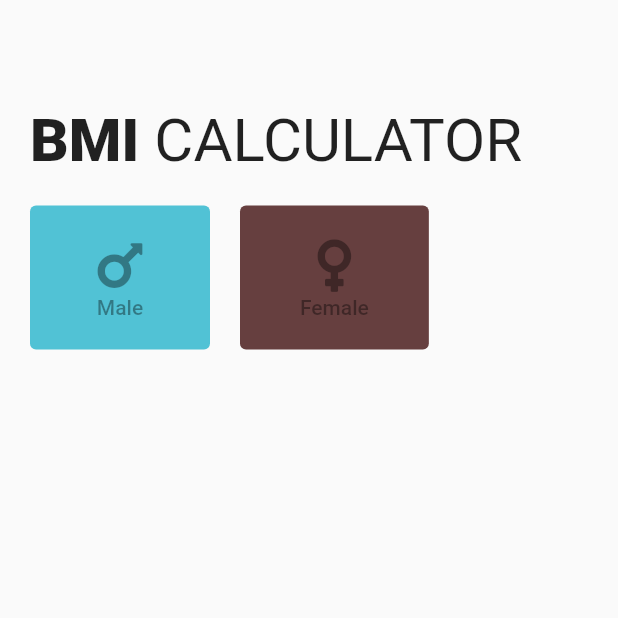
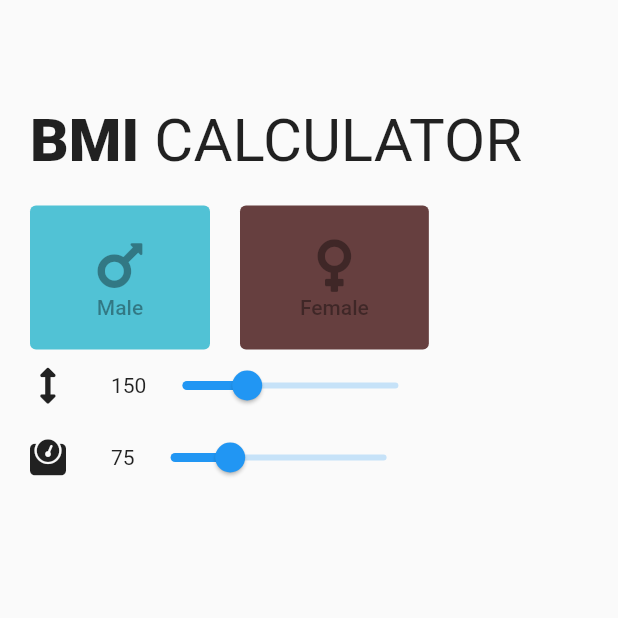
Before and after one commit to PatrickS136/bmicalc, a Flutter app: the screen it shows after launch, on a phone screen of 412 x 824 dp, the top half of it. Run offline on Flutter 3.47's test engine with Material 2 defaults, Android fonts, the phone set to English and light mode, and no system bars; our stand-ins replace font_awesome_flutter.

Commit message:
Added height and weight sliders

```diff
--- /dev/null
+++ b/lib/components/genderRow.dart
@@ -0,0 +1,28 @@
+import 'package:flutter/material.dart';
+import 'package:bmicalc/components/genderButton.dart';
+import 'package:font_awesome_flutter/font_awesome_flutter.dart';
+import 'package:bmicalc/constants.dart';
+
+class GenderRow extends StatelessWidget {
+  @override
+  Widget build(BuildContext context) {
+    return Row(
+      mainAxisAlignment: MainAxisAlignment.start,
+      children: [
+        GenderButton(
+          genderIcon: FontAwesomeIcons.mars,
+          text: "Male",
+          color: darkBlue,
+        ),
+        SizedBox(
+          width: 20,
+        ),
+        GenderButton(
+          color: darkRed,
+          genderIcon: FontAwesomeIcons.venus,
+          text: 'Female',
+        ),
+      ],
+    );
+  }
+}
--- /dev/null
+++ b/lib/components/hwSlider.dart
@@ -0,0 +1,30 @@
+import 'package:flutter/material.dart';
+
+class HWSlider extends StatelessWidget {
+  final Function setValue;
+  final dynamic icon;
+  final int value;
+  final int min;
+  final int max;
+  HWSlider({this.setValue, this.icon, this.value, this.max, this.min});
+  @override
+  Widget build(BuildContext context) {
+    return Row(
+      children: [
+        Icon(icon),
+        SizedBox(
+          width: 30,
+        ),
+        Text(
+          value.toString(),
+        ),
+        Slider(
+          value: value.toDouble(),
+          min: min.toDouble(),
+          max: max.toDouble(),
+          onChanged: setValue,
+        ),
+      ],
+    );
+  }
+}
--- a/lib/screens/bmiCalc.dart
+++ b/lib/screens/bmiCalc.dart
@@ -1,11 +1,9 @@
 import 'package:flutter/material.dart';
-import 'package:flutter/src/widgets/basic.dart';
 import 'package:bmicalc/constants.dart';
+import 'package:bmicalc/components/titleText.dart';
+import 'package:bmicalc/components/genderRow.dart';
+import 'package:bmicalc/components/hwSlider.dart';
 import 'package:font_awesome_flutter/font_awesome_flutter.dart';
-import 'package:bmicalc/components/genderButton.dart';
-import 'package:bmicalc/components/titleText.dart';
-
-import '../constants.dart';
 
 class BmiCalc extends StatefulWidget {
   @override
@@ -13,6 +11,22 @@ class BmiCalc extends StatefulWidget {
 }
 
 class _BmiCalcState extends State<BmiCalc> {
+  int height = 150;
+  int weight = 75;
+  void setHeight(newValue) {
+    setState(() {
+      height = newValue.round();
+      print(height);
+    });
+  }
+
+  void setWeight(newValue) {
+    setState(() {
+      weight = newValue.round();
+      print(weight);
+    });
+  }
+
   @override
   Widget build(BuildContext context) {
     return Scaffold(
@@ -24,23 +38,20 @@ class _BmiCalcState extends State<BmiCalc> {
             SizedBox(
               height: 20,
             ),
-            Row(
-              mainAxisAlignment: MainAxisAlignment.start,
-              children: [
-                GenderButton(
-                  genderIcon: FontAwesomeIcons.mars,
-                  text: "Male",
-                  color: darkBlue,
-                ),
-                SizedBox(
-                  width: 20,
-                ),
-                GenderButton(
-                  color: darkRed,
-                  genderIcon: FontAwesomeIcons.venus,
-                  text: 'Female',
-                ),
-              ],
+            GenderRow(),
+            HWSlider(
+              icon: FontAwesomeIcons.arrowsAltV,
+              setValue: setHeight,
+              value: height,
+              min: 120,
+              max: 220,
+            ),
+            HWSlider(
+              icon: FontAwesomeIcons.weight,
+              setValue: setWeight,
+              value: weight,
+              min: 35,
+              max: 180,
             ),
           ],
         ),
```
